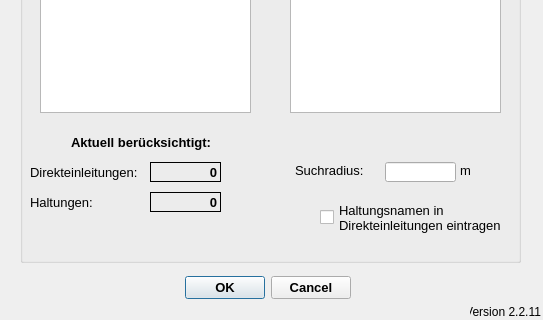
Above: qkan/linkflaechen/resources/application_createlinesw.ui from hoettges/QKan before the change; both pictures show x 0 to 543 and y 148 to 468 of the 543 by 468 pixel window. Below: the same form after it.
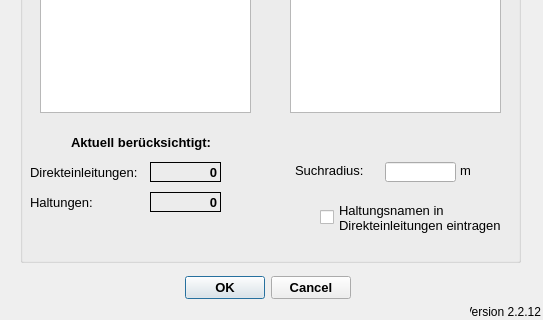
That is the form after the change.

Patch:
```diff
--- a/qkan/linkflaechen/resources/application_createlinesw.ui
+++ b/qkan/linkflaechen/resources/application_createlinesw.ui
@@ -424,7 +424,7 @@
     <string>Version QKan Import</string>
    </property>
    <property name="text">
-    <string>Version 2.2.11</string>
+    <string>Version 2.2.12</string>
    </property>
    <property name="alignment">
     <set>Qt::AlignRight|Qt::AlignTrailing|Qt::AlignVCenter</set>
```
